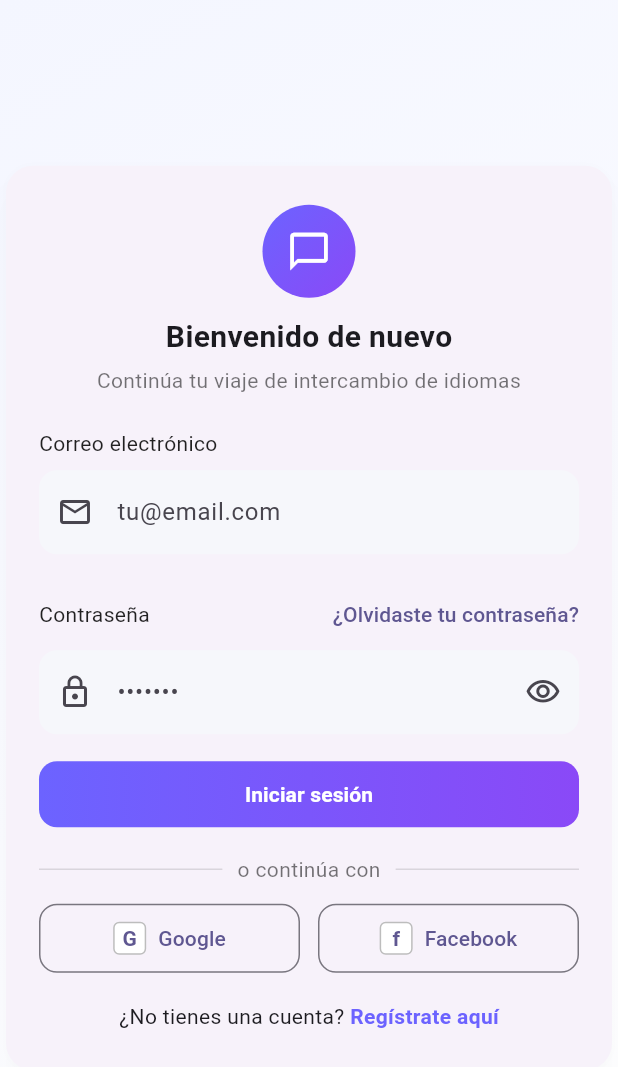
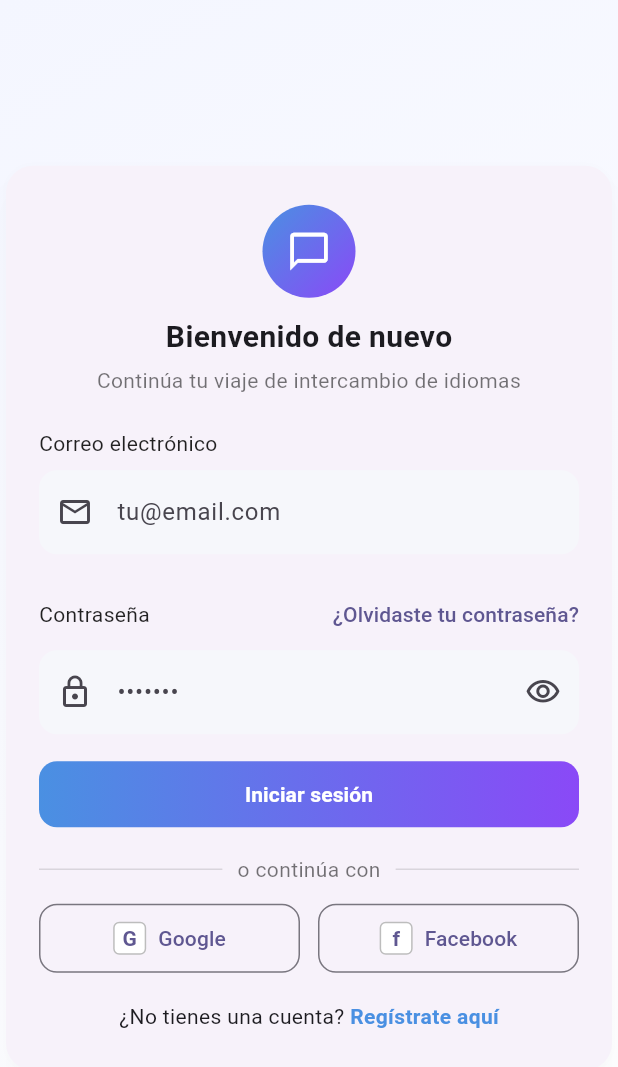
Before and after one commit to SpeakBuddyDevs/speakbuddy_Frontend, a Flutter app: the screen it shows after launch, on a phone screen of 412 x 824 dp. Shown: the top 1067 px of the screen. Run offline on Flutter 3.47's test engine with Material 3 defaults, Android fonts, the light colour scheme and no system bars.

Commit message:
Actualizado el color en gradientStart para Login y Regster, ambos han pasado de 0xFF6C63FF a 0xFF4A90E2

```diff
--- a/lib/login.dart
+++ b/lib/login.dart
@@ -13,7 +13,7 @@ class _LoginPageState extends State<LoginPage> {
   final _passCtrl = TextEditingController();
   bool _obscure = true;
 
-  static const gradientStart = Color(0xFF6C63FF);
+  static const gradientStart = Color(0xFF4A90E2);
   static const gradientEnd = Color(0xFF8A49F7);
 
   @override
--- a/lib/register.dart
+++ b/lib/register.dart
@@ -21,7 +21,7 @@ class _RegisterPageState extends State<RegisterPage> {
   bool _obscure2 = true;
   bool _acceptTerms = false;
 
-  static const gradientStart = Color(0xFF6C63FF);
+  static const gradientStart = Color(0xFF4A90E2);
   static const gradientEnd = Color(0xFF8A49F7);
   final _languages = const [
     'Español',
```
